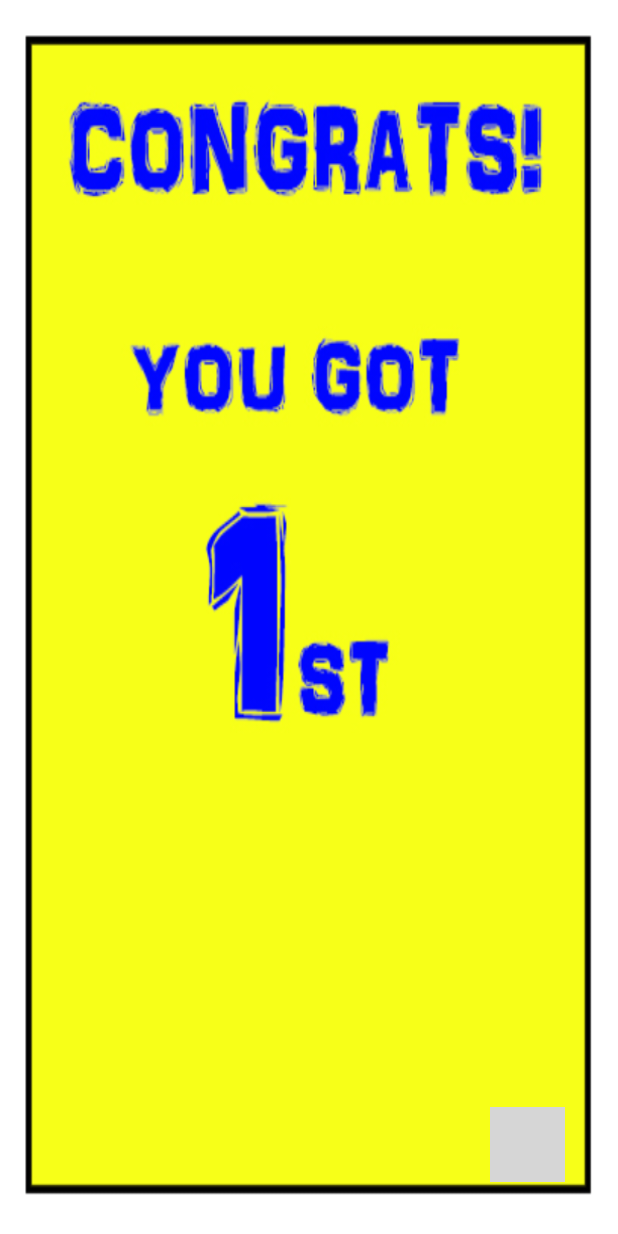
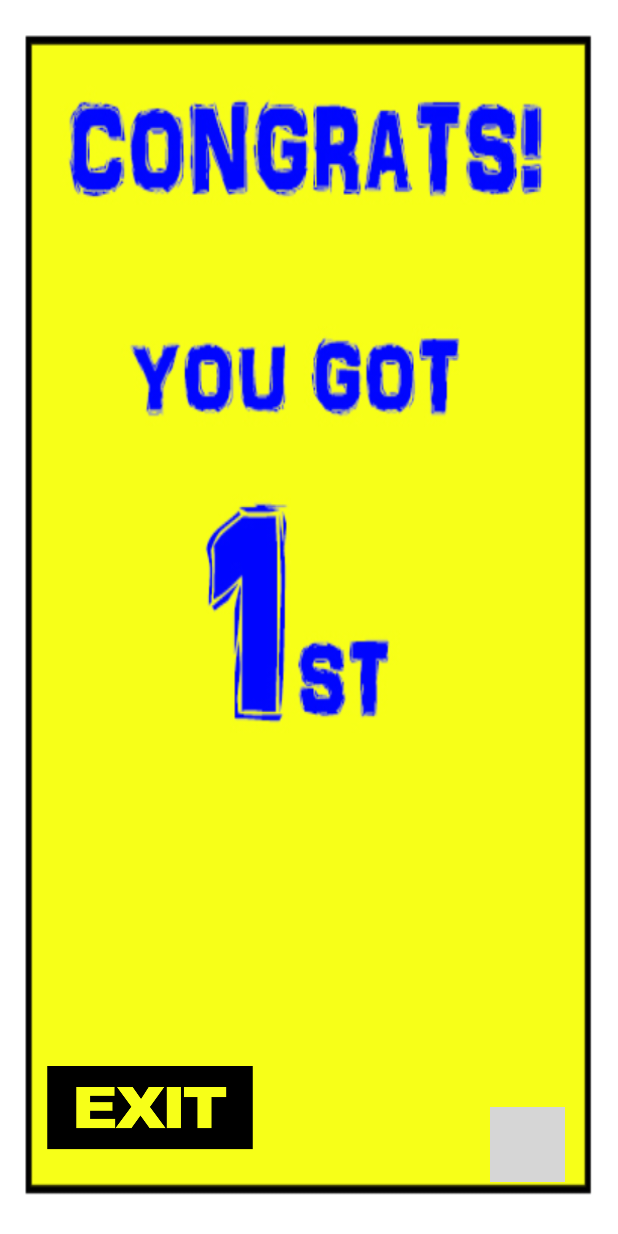
Before and after one commit to dorislee1112/Running-Man-Android, an Android app: the FirstActivity screen opened directly, with no data from a screen before it, on a phone screen of 412 x 824 dp. Run offline under Robolectric (Android 15) with nearby library versions, the phone set to English and light mode, and no system bars; grey boxes are pictures that could not be loaded.

Commit message:
improve omg

```diff
--- a/app/src/main/java/com/example/user/sunsonfinalproject/FirstActivity.java
+++ b/app/src/main/java/com/example/user/sunsonfinalproject/FirstActivity.java
@@ -1,6 +1,8 @@
 package com.example.user.sunsonfinalproject;
 
 import android.app.Activity;
+import android.app.ActivityManager;
+import android.content.Context;
 import android.content.Intent;
 import android.os.Bundle;
 import android.view.MotionEvent;
@@ -17,6 +19,7 @@ import java.io.PrintWriter;
 public class FirstActivity extends Activity {
 
     public ImageButton restart;
+    public ImageButton exit;
     private BufferedReader br1=ConnectActivity.br;
     private PrintWriter writer1=ConnectActivity.writer;
 
@@ -31,8 +34,9 @@ public class FirstActivity extends Activity {
                 intent.setClass(FirstActivity.this, WaitActivity.class);
                 FirstActivity.this.startActivity(intent);
                 System.out.println("--------------------again---------------------------");
-                WaitActivity.play_again=1;
+                WaitActivity.play_again = 1;
             }
         });
+
     }
 }
--- a/app/src/main/res/layout/one.xml
+++ b/app/src/main/res/layout/one.xml
@@ -36,4 +36,18 @@
         android:layout_marginEnd="35dp"
         android:layout_marginBottom="36dp" />
 
+    <ImageButton
+        android:layout_width="200dp"
+        android:layout_height="100dp"
+        android:id="@+id/exit"
+        android:src="@drawable/exit"
+        android:scaleType="centerCrop"
+        android:background="#00ffffff"
+        android:maxHeight="200dp"
+        android:maxWidth="100dp"
+        android:longClickable="false"
+        android:layout_alignBottom="@+id/restart"
+        android:layout_alignParentLeft="true"
+        android:layout_alignParentStart="true" />
+
 </RelativeLayout>
--- a/app/src/main/res/values/strings.xml
+++ b/app/src/main/res/values/strings.xml
@@ -1,3 +1,3 @@
 <resources>
-    <string name="app_name">Running Man</string>
+    <string name="app_name">Tool Man</string>
 </resources>
```
Also changed, not shown: app/src/main/res/layout/activity_main.xml (+12 -11 lines), app/src/main/res/drawable/exit.png (added).
